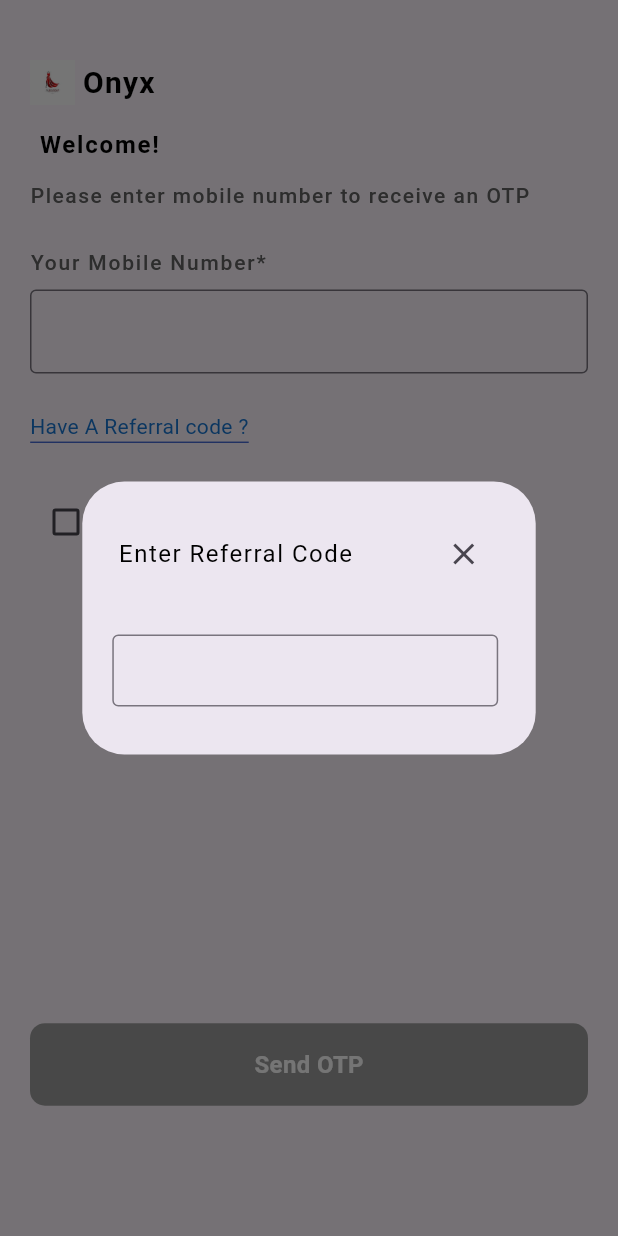
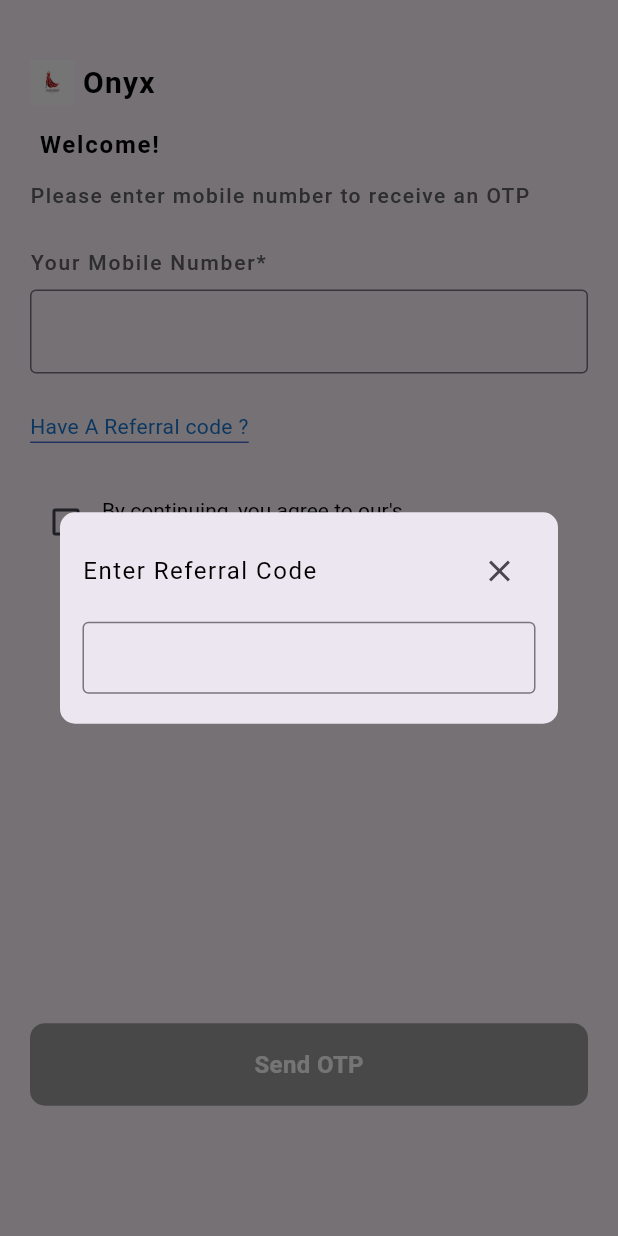
Before and after one commit to snehalshirke/onyx, a Flutter app: the screen it shows after launch, after a tap on "Have A Referral code ?", on a phone screen of 412 x 824 dp. Run offline on Flutter 3.47's test engine with Material 3 defaults, Android fonts, the phone set to English and light mode, and no system bars; our stand-ins replace another_flushbar, fluttertoast, shared_preferences; Roboto replaces fonts that are missing (Lato-Bold.ttf, Lato-Light.ttf).

Commit message:
dialogbox changes

```diff
--- a/lib/view/login_screen.dart
+++ b/lib/view/login_screen.dart
@@ -223,16 +223,29 @@ class _LoginScreenState extends State<LoginScreen> {
   }
 
   void _showReferralCodePopup(BuildContext context) {
+    double screenWidth = MediaQuery.of(context).size.width;
+    double popupWidth =
+        screenWidth - 30; // Adjusted to consider 15 pixels padding on each side
+
     showDialog(
       context: context,
       builder: (BuildContext context) {
         return AlertDialog(
-          contentPadding: const EdgeInsets.fromLTRB(
-              20, 20, 25, 20), // Adjust padding as needed
-          title: Row(
+          contentPadding: EdgeInsets.zero, // Removed default padding
+          shape: RoundedRectangleBorder(
+            borderRadius:
+                BorderRadius.circular(10), // Adjust the curve as needed
+          ),
+          content: Container(
+            padding: const EdgeInsets.all(15), // Adjust padding as needed
+            width: popupWidth,
+            child: Column(
+              crossAxisAlignment: CrossAxisAlignment.start,
+              mainAxisSize: MainAxisSize.min,
+              children: [
+                Row(
                   mainAxisAlignment: MainAxisAlignment.spaceBetween,
                   children: [
-              const SizedBox(height: 20),
                     const Text(
                       'Enter Referral Code',
                       style: TextStyle(
@@ -242,27 +255,16 @@ class _LoginScreenState extends State<LoginScreen> {
                         letterSpacing: 1,
                       ),
                     ),
-              const SizedBox(
-                width: 50,
-                height: 40,
-              ), // Adjust the space between text and icon button
                     IconButton(
                       icon: const Icon(Icons.close),
                       onPressed: () {
-                  Navigator.of(context).pop(); // Close the popup
+                        Navigator.of(context).pop();
                       },
                     ),
                   ],
                 ),
-          content: const SizedBox(
-            width: 50,
-            height: 70, // Set your desired width
-            child: Column(
-              crossAxisAlignment: CrossAxisAlignment.start,
-              mainAxisSize: MainAxisSize.min,
-              children: [
-                SizedBox(height: 10),
-                Center(
+                const SizedBox(height: 10),
+                const Center(
                   child: SizedBox(
                     width: double.infinity,
                     child: TextField(
@@ -273,9 +275,7 @@ class _LoginScreenState extends State<LoginScreen> {
                     ),
                   ),
                 ),
-                SizedBox(
-                    height:
-                        5), // Adjust the space between textfield and close icon
+                SizedBox(height: 5),
               ],
             ),
           ),
```
Lines whose indentation alone changed are shown as unchanged.
